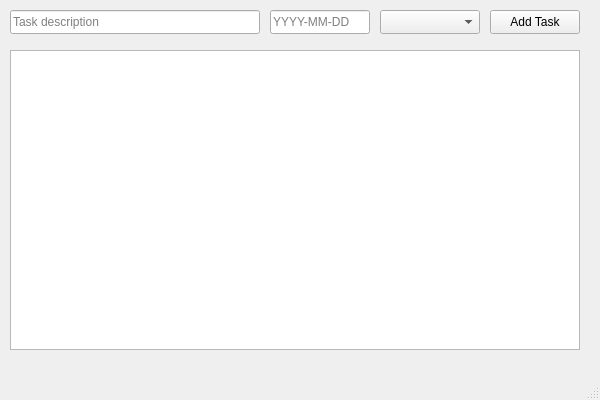
Above: mainwindow.ui from DmytroGio/Vision-Compass before the change. Below: the same form after it.
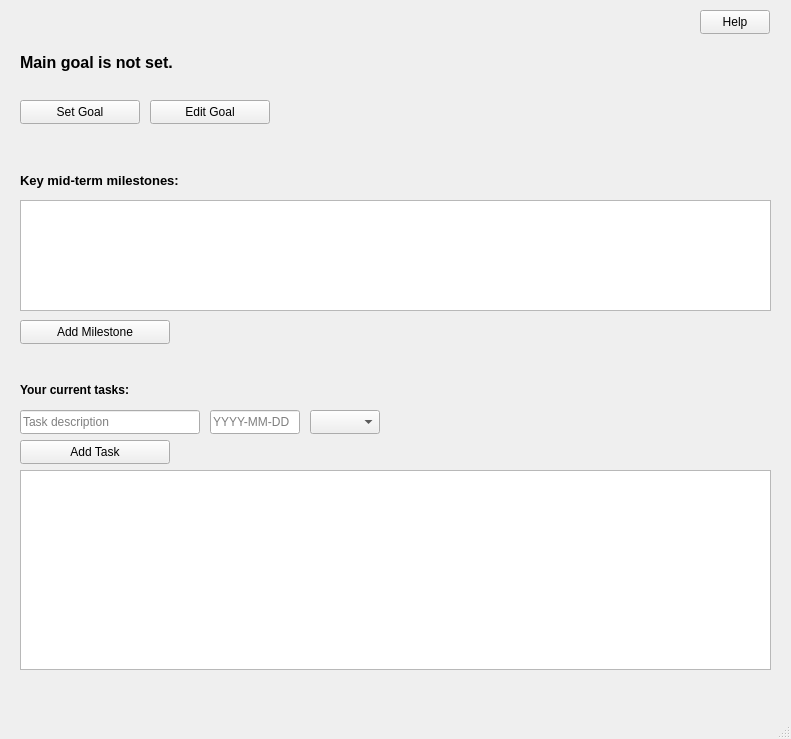
That is the form after the change.

What changed in the file:
```diff
--- a/mainwindow.ui
+++ b/mainwindow.ui
@@ -6,70 +6,188 @@
    <rect>
     <x>0</x>
     <y>0</y>
-    <width>600</width>
-    <height>400</height>
+    <width>791</width>
+    <height>739</height>
    </rect>
   </property>
   <property name="windowTitle">
    <string>Task Manager</string>
   </property>
   <widget class="QWidget" name="centralwidget">
+   <widget class="QPushButton" name="helpButton">
+    <property name="geometry">
+     <rect>
+      <x>700</x>
+      <y>10</y>
+      <width>70</width>
+      <height>24</height>
+     </rect>
+    </property>
+    <property name="text">
+     <string>Help</string>
+    </property>
+   </widget>
+   <widget class="QLabel" name="goalLabel">
+    <property name="geometry">
+     <rect>
+      <x>20</x>
+      <y>50</y>
+      <width>751</width>
+      <height>24</height>
+     </rect>
+    </property>
+    <property name="font">
+     <font>
+      <pointsize>12</pointsize>
+      <bold>true</bold>
+     </font>
+    </property>
+    <property name="text">
+     <string>Main goal is not set.</string>
+    </property>
+   </widget>
+   <widget class="QPushButton" name="addGoalButton">
+    <property name="geometry">
+     <rect>
+      <x>20</x>
+      <y>100</y>
+      <width>120</width>
+      <height>24</height>
+     </rect>
+    </property>
+    <property name="text">
+     <string>Set Goal</string>
+    </property>
+   </widget>
+   <widget class="QPushButton" name="editGoalButton">
+    <property name="geometry">
+     <rect>
+      <x>150</x>
+      <y>100</y>
+      <width>120</width>
+      <height>24</height>
+     </rect>
+    </property>
+    <property name="text">
+     <string>Edit Goal</string>
+    </property>
+   </widget>
+   <widget class="QLabel" name="milestoneLabel">
+    <property name="geometry">
+     <rect>
+      <x>20</x>
+      <y>170</y>
+      <width>350</width>
+      <height>20</height>
+     </rect>
+    </property>
+    <property name="font">
+     <font>
+      <pointsize>10</pointsize>
+      <bold>true</bold>
+     </font>
+    </property>
+    <property name="text">
+     <string>Key mid-term milestones:</string>
+    </property>
+   </widget>
+   <widget class="QListWidget" name="milestoneListWidget">
+    <property name="geometry">
+     <rect>
+      <x>20</x>
+      <y>200</y>
+      <width>751</width>
+      <height>111</height>
+     </rect>
+    </property>
+   </widget>
+   <widget class="QPushButton" name="addMilestoneButton">
+    <property name="geometry">
+     <rect>
+      <x>20</x>
+      <y>320</y>
+      <width>150</width>
+      <height>24</height>
+     </rect>
+    </property>
+    <property name="text">
+     <string>Add Milestone</string>
+    </property>
+   </widget>
+   <widget class="QLabel" name="taskLabel">
+    <property name="geometry">
+     <rect>
+      <x>20</x>
+      <y>380</y>
+      <width>350</width>
+      <height>20</height>
+     </rect>
+    </property>
+    <property name="font">
+     <font>
+      <bold>true</bold>
+     </font>
+    </property>
+    <property name="text">
+     <string>Your current tasks:</string>
+    </property>
+   </widget>
    <widget class="QLineEdit" name="descriptionLineEdit">
+    <property name="geometry">
+     <rect>
+      <x>20</x>
+      <y>410</y>
+      <width>180</width>
+      <height>24</height>
+     </rect>
+    </property>
     <property name="placeholderText">
      <string>Task description</string>
     </property>
-    <property name="geometry">
-     <rect>
-      <x>10</x>
-      <y>10</y>
-      <width>250</width>
-      <height>24</height>
-     </rect>
-    </property>
    </widget>
    <widget class="QLineEdit" name="dueDateEdit">
+    <property name="geometry">
+     <rect>
+      <x>210</x>
+      <y>410</y>
+      <width>90</width>
+      <height>24</height>
+     </rect>
+    </property>
     <property name="placeholderText">
      <string>YYYY-MM-DD</string>
     </property>
-    <property name="geometry">
-     <rect>
-      <x>270</x>
-      <y>10</y>
-      <width>100</width>
-      <height>24</height>
-     </rect>
-    </property>
    </widget>
    <widget class="QComboBox" name="priorityComboBox">
     <property name="geometry">
      <rect>
-      <x>380</x>
-      <y>10</y>
-      <width>100</width>
+      <x>310</x>
+      <y>410</y>
+      <width>70</width>
       <height>24</height>
      </rect>
     </property>
    </widget>
    <widget class="QPushButton" name="addTaskButton">
+    <property name="geometry">
+     <rect>
+      <x>20</x>
+      <y>440</y>
+      <width>150</width>
+      <height>24</height>
+     </rect>
+    </property>
     <property name="text">
      <string>Add Task</string>
     </property>
-    <property name="geometry">
-     <rect>
-      <x>490</x>
-      <y>10</y>
-      <width>90</width>
-      <height>24</height>
-     </rect>
-    </property>
    </widget>
    <widget class="QListWidget" name="taskListWidget">
     <property name="geometry">
      <rect>
-      <x>10</x>
-      <y>50</y>
-      <width>570</width>
-      <height>300</height>
+      <x>20</x>
+      <y>470</y>
+      <width>751</width>
+      <height>200</height>
      </rect>
     </property>
    </widget>
```
Left out of the diff: 13 changed lines with no effect on the pictures.
